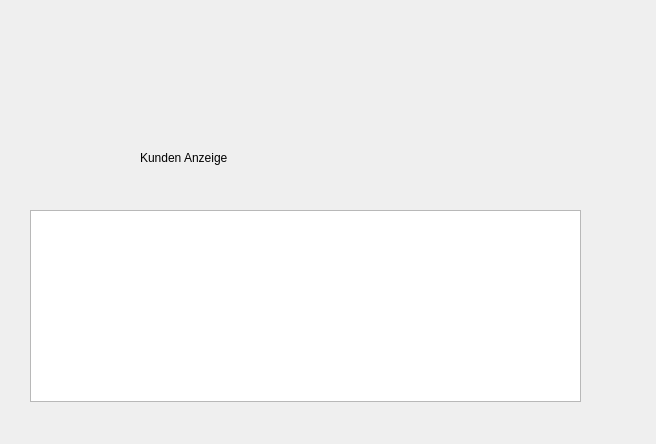
Old version of the form customerdialog.ui in the repository scheible/kassensystem.
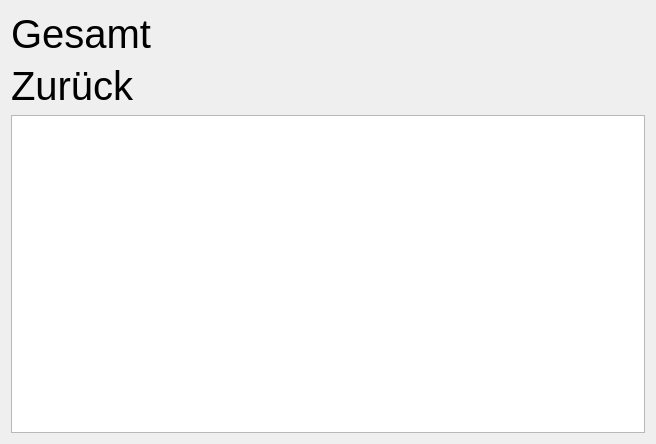
New version of the form.

```diff
--- a/customerdialog.ui
+++ b/customerdialog.ui
@@ -13,29 +13,109 @@
   <property name="windowTitle">
    <string>Kundenazeige</string>
   </property>
-  <widget class="QLabel" name="label">
-   <property name="geometry">
-    <rect>
-     <x>140</x>
-     <y>150</y>
-     <width>331</width>
-     <height>16</height>
-    </rect>
-   </property>
-   <property name="text">
-    <string>Kunden Anzeige</string>
-   </property>
-  </widget>
-  <widget class="QTreeView" name="treeView">
-   <property name="geometry">
-    <rect>
-     <x>30</x>
-     <y>210</y>
-     <width>551</width>
-     <height>192</height>
-    </rect>
-   </property>
-  </widget>
+  <layout class="QVBoxLayout" name="verticalLayout">
+   <item>
+    <layout class="QHBoxLayout" name="horizontalLayout">
+     <item>
+      <widget class="QLabel" name="label">
+       <property name="font">
+        <font>
+         <pointsize>30</pointsize>
+        </font>
+       </property>
+       <property name="text">
+        <string>Gesamt</string>
+       </property>
+      </widget>
+     </item>
+     <item>
+      <spacer name="horizontalSpacer">
+       <property name="orientation">
+        <enum>Qt::Horizontal</enum>
+       </property>
+       <property name="sizeHint" stdset="0">
+        <size>
+         <width>40</width>
+         <height>20</height>
+        </size>
+       </property>
+      </spacer>
+     </item>
+     <item>
+      <widget class="QLabel" name="lblToPay">
+       <property name="font">
+        <font>
+         <pointsize>30</pointsize>
+         <weight>75</weight>
+         <bold>true</bold>
+        </font>
+       </property>
+       <property name="text">
+        <string>&lt;betraag&gt;</string>
+       </property>
+       <property name="alignment">
+        <set>Qt::AlignRight|Qt::AlignTrailing|Qt::AlignVCenter</set>
+       </property>
+      </widget>
+     </item>
+    </layout>
+   </item>
+   <item>
+    <layout class="QHBoxLayout" name="horizontalLayout_2">
+     <item>
+      <widget class="QLabel" name="label_2">
+       <property name="font">
+        <font>
+         <pointsize>30</pointsize>
+        </font>
+       </property>
+       <property name="text">
+        <string>Zurück</string>
+       </property>
+      </widget>
+     </item>
+     <item>
+      <spacer name="horizontalSpacer_2">
+       <property name="orientation">
+        <enum>Qt::Horizontal</enum>
+       </property>
+       <property name="sizeHint" stdset="0">
+        <size>
+         <width>40</width>
+         <height>20</height>
+        </size>
+       </property>
+      </spacer>
+     </item>
+     <item>
+      <widget class="QLabel" name="lblChange">
+       <property name="font">
+        <font>
+         <pointsize>30</pointsize>
+         <weight>75</weight>
+         <bold>true</bold>
+        </font>
+       </property>
+       <property name="text">
+        <string>&lt;zurück&gt;</string>
+       </property>
+       <property name="alignment">
+        <set>Qt::AlignRight|Qt::AlignTrailing|Qt::AlignVCenter</set>
+       </property>
+      </widget>
+     </item>
+    </layout>
+   </item>
+   <item>
+    <widget class="QTreeView" name="treeView">
+     <property name="font">
+      <font>
+       <pointsize>18</pointsize>
+      </font>
+     </property>
+    </widget>
+   </item>
+  </layout>
  </widget>
  <resources/>
  <connections/>
```
